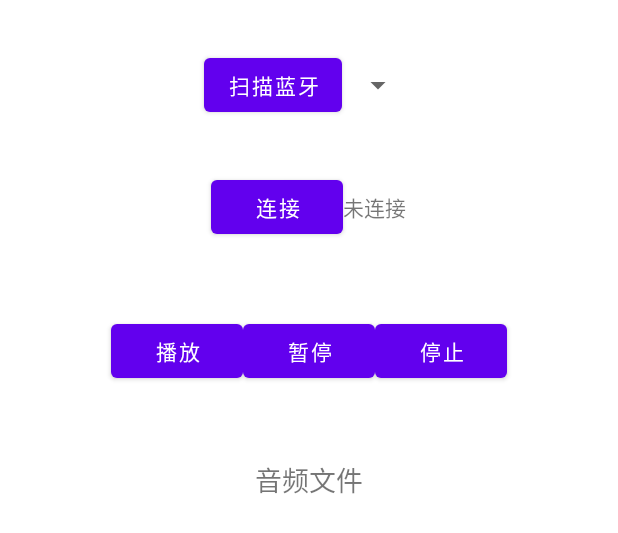
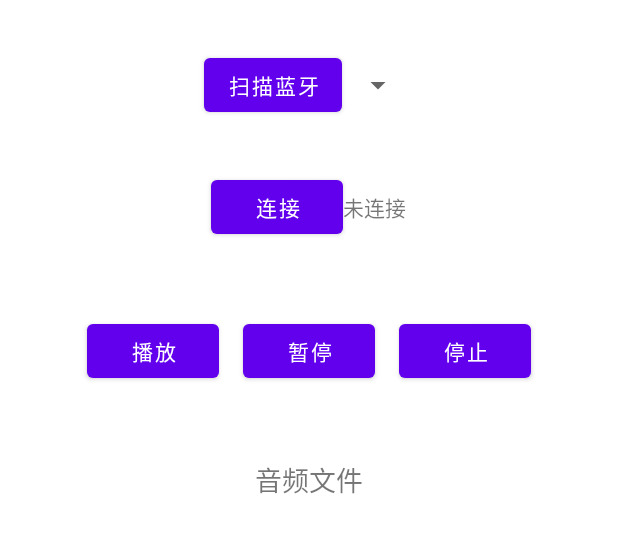
Before and after one commit to HanphoneJan/AiVoice, an Android app: the layout fragment_bluetooth.xml on its own in the app's theme, with its tools: preview values and no code run, on a phone screen of 412 x 824 dp. Shown: the top 533 px of the screen. Run offline under Robolectric (Android 15) with nearby library versions, the phone set to English and light mode, and no system bars.

Commit message:
只差播放了

```diff
--- a/app/src/main/java/com/example/aivoice/ui/home/HomeViewModel.java
+++ b/app/src/main/java/com/example/aivoice/ui/home/HomeViewModel.java
@@ -56,6 +56,8 @@ public class HomeViewModel extends ViewModel {
     private MediaRecorder mediaRecorder;
     private Handler handler = new Handler(Looper.getMainLooper()); // 用于更新UI
     private Runnable updateTimeRunnable;
+    // 初始化并启动计时器
+    private boolean isTimer = true;
     private long startTime; // 录音开始时间
     private long elapsedTime = 0; // 已录音的时间
 
@@ -189,6 +191,8 @@ public class HomeViewModel extends ViewModel {
                 mediaRecorder.release();
                 mediaRecorder = null;
                 isRecording.setValue(false);
+
+                handler.removeCallbacks(updateTimeRunnable);
             } catch (RuntimeException e) {
                 Log.e("HomeViewModel", "停止录音失败", e);
                 errorMessage.setValue("停止录音失败");
--- a/app/src/main/res/layout/fragment_bluetooth.xml
+++ b/app/src/main/res/layout/fragment_bluetooth.xml
@@ -61,13 +61,22 @@
                 android:layout_width="wrap_content"
                 android:layout_height="wrap_content"
                 android:text="播放" />
-
+            <!-- 间隔器 -->
+            <View
+                android:layout_width="0dp"
+                android:layout_height="0dp"
+                android:layout_marginEnd="8dp"
+            android:layout_marginStart="8dp" />
             <Button
                 android:id="@+id/btn_pause"
                 android:layout_width="wrap_content"
                 android:layout_height="wrap_content"
                 android:text="暂停" />
-
+            <View
+                android:layout_width="0dp"
+                android:layout_height="0dp"
+                android:layout_marginEnd="8dp"
+                android:layout_marginStart="8dp" />
             <Button
                 android:id="@+id/btn_stop"
                 android:layout_width="wrap_content"
```
Also changed, not shown: app/src/main/java/com/example/aivoice/bluetooth/Bluetooth.java (+72 -6 lines), app/src/main/java/com/example/aivoice/ui/bluetooth/BluetoothFragment.java (+26 -3 lines).
